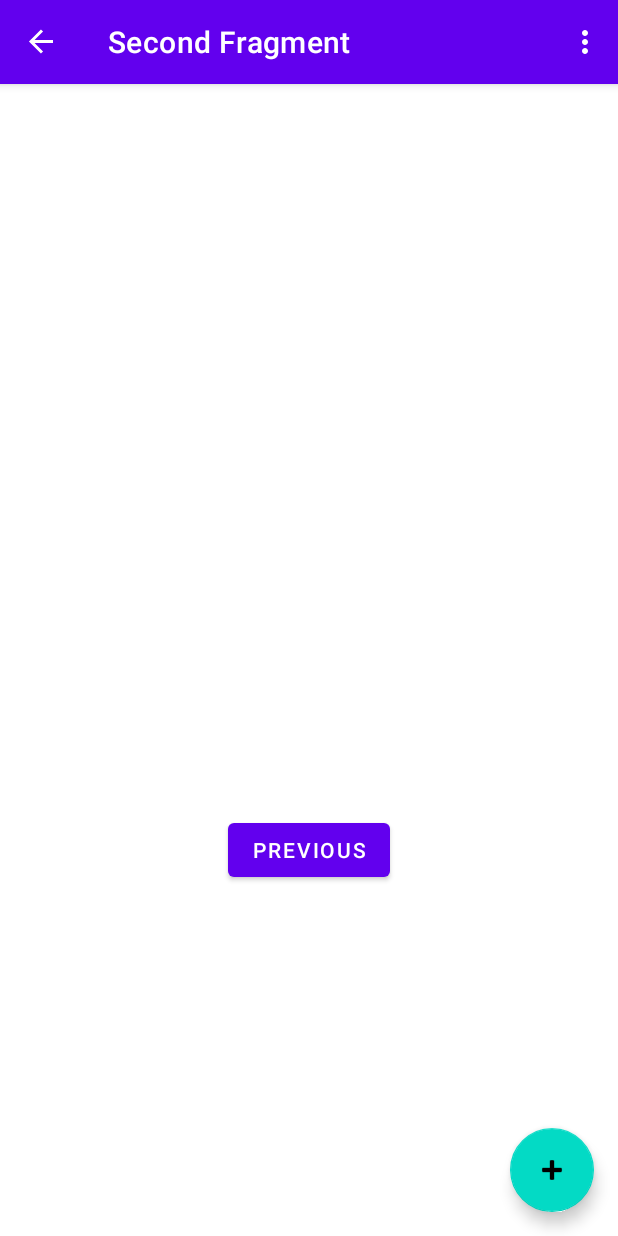
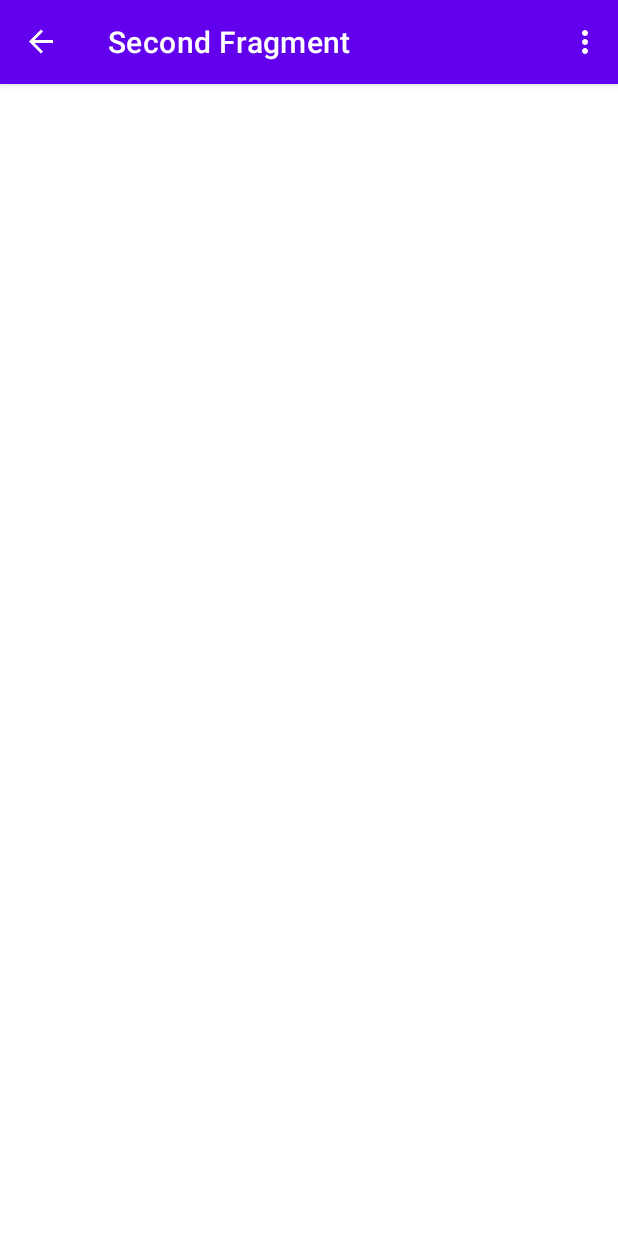
Before and after one commit to asmarsden/RankedChoiceVoting, an Android app: the SecondFragment screen opened through its navigation route, on a phone screen of 412 x 824 dp. Run offline under Robolectric (Android 15) with nearby library versions, the phone set to English and light mode, and no system bars; our stand-ins replace navigation-ui.

Commit message:
Removed some template code

```diff
--- a/app/src/main/java/com/example/rcv_androidapp/FirstFragment.java
+++ b/app/src/main/java/com/example/rcv_androidapp/FirstFragment.java
@@ -29,13 +29,13 @@ public class FirstFragment extends Fragment {
     public void onViewCreated(@NonNull View view, Bundle savedInstanceState) {
         super.onViewCreated(view, savedInstanceState);
 
-        binding.buttonFirst.setOnClickListener(new View.OnClickListener() {
-            @Override
-            public void onClick(View view) {
-                NavHostFragment.findNavController(FirstFragment.this)
-                        .navigate(R.id.action_FirstFragment_to_SecondFragment);
-            }
-        });
+//        binding.buttonFirst.setOnClickListener(new View.OnClickListener() {
+//            @Override
+//            public void onClick(View view) {
+//                NavHostFragment.findNavController(FirstFragment.this)
+//                        .navigate(R.id.action_FirstFragment_to_SecondFragment);
+//            }
+//        });
     }
 
     @Override
--- a/app/src/main/java/com/example/rcv_androidapp/MainActivity.java
+++ b/app/src/main/java/com/example/rcv_androidapp/MainActivity.java
@@ -3,6 +3,7 @@ package com.example.rcv_androidapp;
 import android.annotation.SuppressLint;
 import android.os.Bundle;
 
+import com.google.android.material.floatingactionbutton.FloatingActionButton;
 import com.google.android.material.snackbar.Snackbar;
 
 import androidx.appcompat.app.AppCompatActivity;
@@ -26,6 +27,7 @@ import retrofit2.Response;
 import retrofit2.Retrofit;
 import retrofit2.converter.gson.GsonConverterFactory;
 
+import android.widget.Button;
 import android.widget.TextView;
 
 public class MainActivity extends AppCompatActivity {
@@ -91,7 +93,9 @@ public class MainActivity extends AppCompatActivity {
         appBarConfiguration = new AppBarConfiguration.Builder(navController.getGraph()).build();
         NavigationUI.setupActionBarWithNavController(this, navController, appBarConfiguration);
 
-        binding.fab.setOnClickListener(new View.OnClickListener() {
+        FloatingActionButton btnNewPoll = findViewById(R.id.fab);
+        //Button btnNewPoll = findViewById(R.id.fab);
+        btnNewPoll.setOnClickListener(new View.OnClickListener() {
             @Override
             public void onClick(View view) {
                 //Initialize temp variables
--- a/app/src/main/java/com/example/rcv_androidapp/SecondFragment.java
+++ b/app/src/main/java/com/example/rcv_androidapp/SecondFragment.java
@@ -29,13 +29,13 @@ public class SecondFragment extends Fragment {
     public void onViewCreated(@NonNull View view, Bundle savedInstanceState) {
         super.onViewCreated(view, savedInstanceState);
 
-        binding.buttonSecond.setOnClickListener(new View.OnClickListener() {
-            @Override
-            public void onClick(View view) {
-                NavHostFragment.findNavController(SecondFragment.this)
-                        .navigate(R.id.action_SecondFragment_to_FirstFragment);
-            }
-        });
+//        binding.buttonSecond.setOnClickListener(new View.OnClickListener() {
+//            @Override
+//            public void onClick(View view) {
+//                NavHostFragment.findNavController(SecondFragment.this)
+//                        .navigate(R.id.action_SecondFragment_to_FirstFragment);
+//            }
+//        });
     }
 
     @Override
--- a/app/src/main/res/layout/activity_main.xml
+++ b/app/src/main/res/layout/activity_main.xml
@@ -22,14 +22,6 @@
 
     <include layout="@layout/content_main" />
 
-    <com.google.android.material.floatingactionbutton.FloatingActionButton
-        android:id="@+id/fab"
-        android:layout_width="wrap_content"
-        android:layout_height="wrap_content"
-        android:layout_gravity="bottom|end"
-        android:layout_marginEnd="@dimen/fab_margin"
-        android:layout_marginBottom="16dp"
-        android:contentDescription="@string/fab_desc"
-        app:srcCompat="@android:drawable/ic_input_add" />
+
 
 </androidx.coordinatorlayout.widget.CoordinatorLayout>
--- a/app/src/main/res/layout/fragment_second.xml
+++ b/app/src/main/res/layout/fragment_second.xml
@@ -10,18 +10,9 @@
         android:id="@+id/textview_second"
         android:layout_width="wrap_content"
         android:layout_height="wrap_content"
-        app:layout_constraintBottom_toTopOf="@id/button_second"
+        app:layout_constraintBottom_toBottomOf="parent"
         app:layout_constraintEnd_toEndOf="parent"
         app:layout_constraintStart_toStartOf="parent"
         app:layout_constraintTop_toTopOf="parent" />
 
-    <Button
-        android:id="@+id/button_second"
-        android:layout_width="wrap_content"
-        android:layout_height="wrap_content"
-        android:text="@string/previous"
-        app:layout_constraintBottom_toBottomOf="parent"
-        app:layout_constraintEnd_toEndOf="parent"
-        app:layout_constraintStart_toStartOf="parent"
-        app:layout_constraintTop_toBottomOf="@id/textview_second" />
 </androidx.constraintlayout.widget.ConstraintLayout>
```
Also changed, not shown: app/src/main/res/layout/fragment_first.xml (+6 -7 lines).
